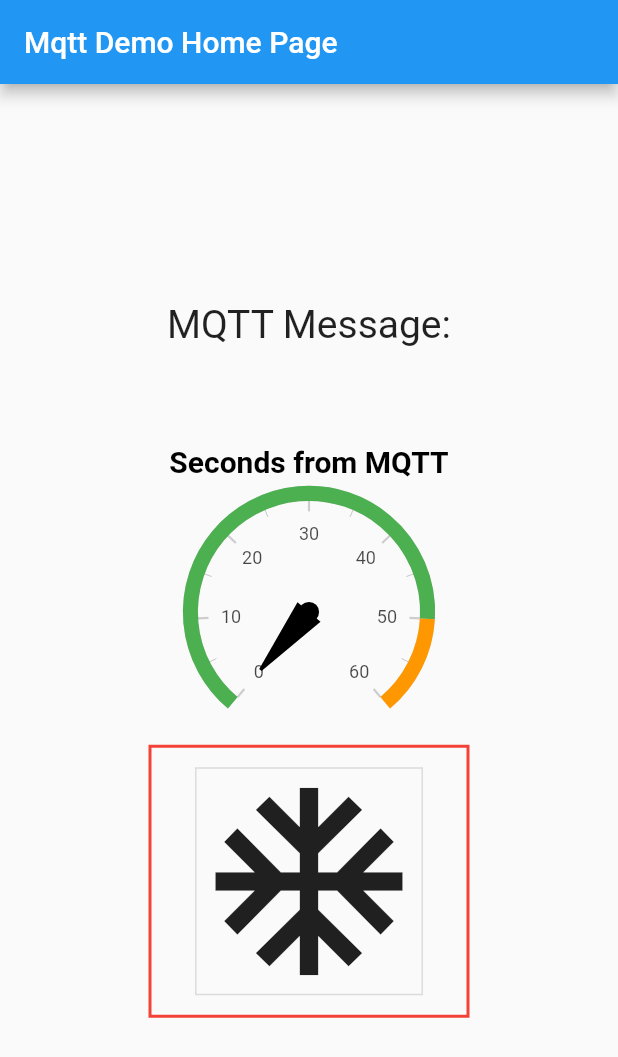
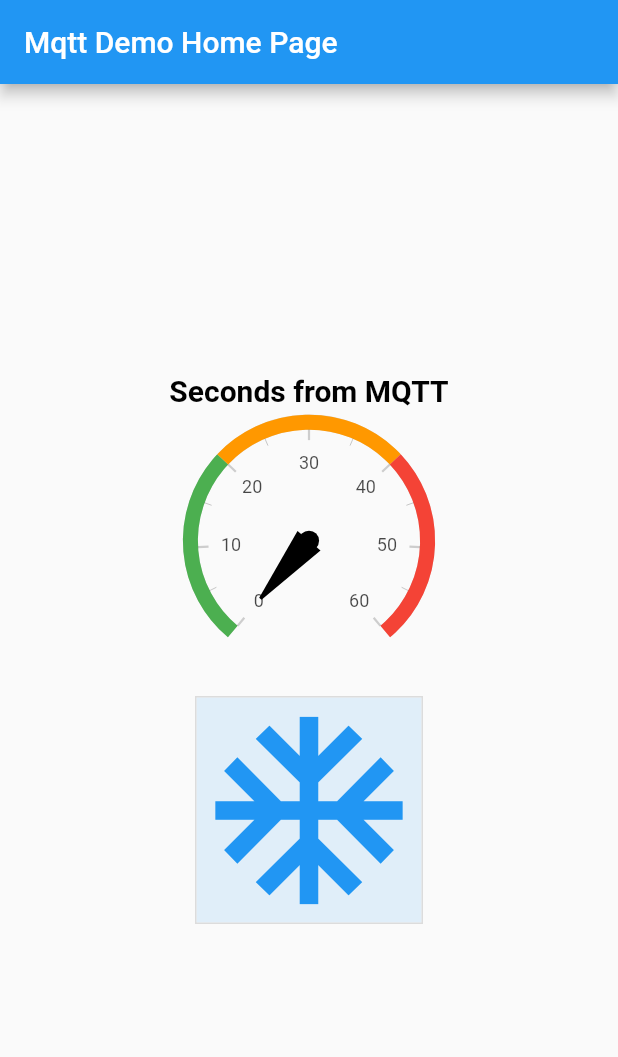
Before and after one commit to bunyawats/mqtt_flutter, a Flutter app: the screen it shows after launch, after a tap on the "ac unit" icon, on a phone screen of 412 x 824 dp. Shown: the top 1057 px of the screen. Run offline on Flutter 3.47's test engine with Material 2 defaults, Android fonts, the phone set to English and light mode, and no system bars; drawn by our look-alikes of syncfusion_flutter_gauges; missing offline and left inert: mqtt_client.

Commit message:
publish toggle state to mqtt

```diff
--- a/lib/main.dart
+++ b/lib/main.dart
@@ -63,19 +63,19 @@ class _MyHomePageState extends State<MyHomePage> {
             RadialAxis(minimum: 0, maximum: 60, ranges: <GaugeRange>[
               GaugeRange(
                   startValue: 0,
-                  endValue: 50,
+                  endValue: 20,
                   color: Colors.green,
                   startWidth: 10,
                   endWidth: 10),
               GaugeRange(
-                  startValue: 50,
-                  endValue: 100,
+                  startValue: 20,
+                  endValue: 40,
                   color: Colors.orange,
                   startWidth: 10,
                   endWidth: 10),
               GaugeRange(
-                  startValue: 100,
-                  endValue: 150,
+                  startValue: 40,
+                  endValue: 60,
                   color: Colors.red,
                   startWidth: 10,
                   endWidth: 10)
@@ -100,28 +100,23 @@ class _MyHomePageState extends State<MyHomePage> {
   }
 
   Widget _buildToggleButtons() {
-    return OutlinedButton(
-      style: OutlinedButton.styleFrom(
-        shape: const RoundedRectangleBorder(),
-        side: const BorderSide(width: 2, color: Colors.red),
-      ),
-      onPressed: () {
-        setState(() {
-          _isSelectedList[0] = !_isSelectedList[0];
-        });
-      },
-      child: Padding(
+    return Padding(
       padding: const EdgeInsets.all(15.0),
       child: ToggleButtons(
         isSelected: _isSelectedList,
-          onPressed: (int index) {},
+        onPressed: (int index) {
+          setState(() {
+            _isSelectedList[index] = !_isSelectedList[index];
+          });
+          publishToggleButtonState(_isSelectedList[0]);
+        },
+        borderColor: Colors.blue,
         children: const <Widget>[
           Icon(
             Icons.ac_unit,
             size: 150,
           ),
         ],
-        ),
       ),
     );
   }
@@ -138,15 +133,6 @@ class _MyHomePageState extends State<MyHomePage> {
         child: Column(
           mainAxisAlignment: MainAxisAlignment.center,
           children: <Widget>[
-            const Text(
-              instruction,
-              style: TextStyle(fontSize: 26),
-            ),
-            const SizedBox(height: 25),
-            Text(
-              _mqttMessage,
-              style: Theme.of(context).textTheme.headline4,
-            ),
             _buildRadialGauge(),
             _buildToggleButtons(),
           ],
--- a/lib/services/mqtt_client.dart
+++ b/lib/services/mqtt_client.dart
@@ -99,3 +99,12 @@ void onConnected() {
 void pong() {
   print('EXAMPLE::Ping response client callback invoked');
 }
+
+void publishToggleButtonState(bool state){
+  print("publishToggleButtonState: $state\n");
+
+  final builder = MqttClientPayloadBuilder();
+  builder.addString("publishToggleButtonState: $state\n");
+
+  client.publishMessage('test/toggle', MqttQos.exactlyOnce, builder.payload!);
+}
```
Lines whose indentation alone changed are shown as unchanged.
